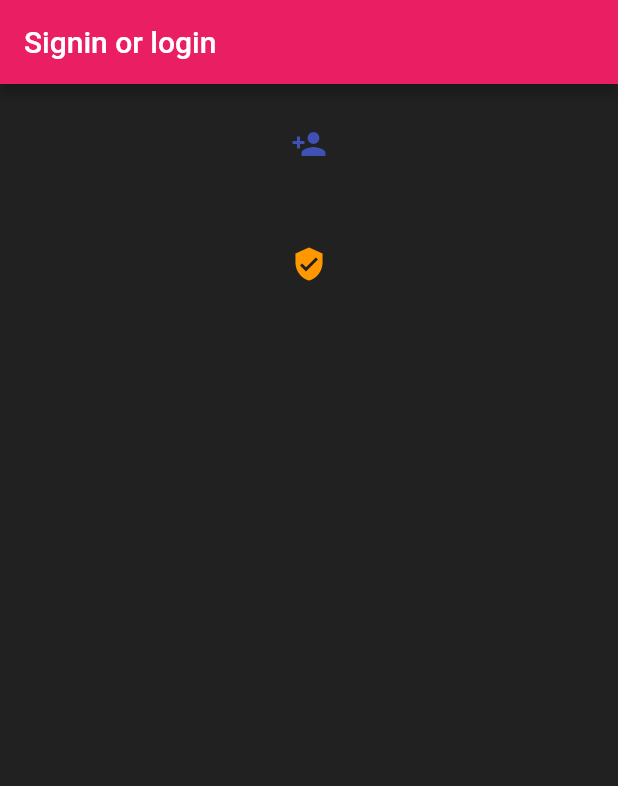
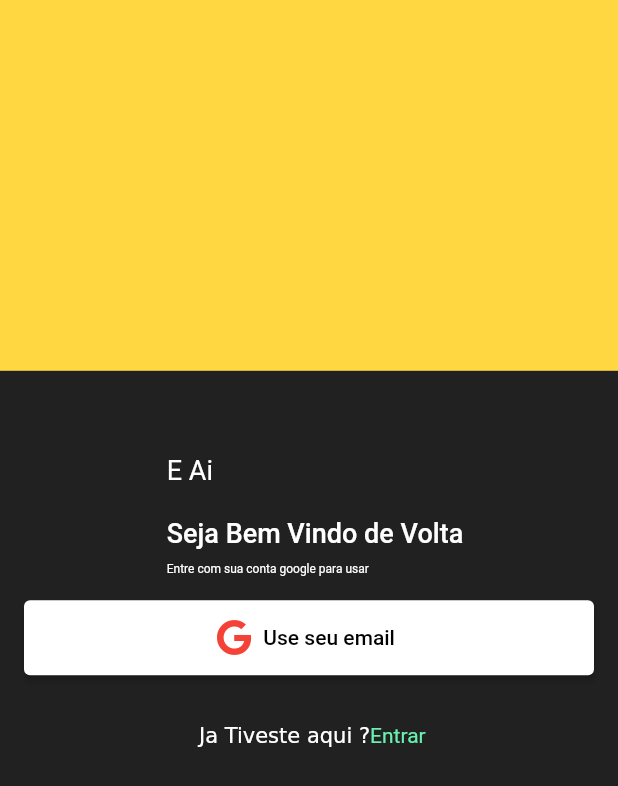
Before and after one commit to saidino84/flutfirebase, a Flutter app: the screen it shows after launch, on a phone screen of 412 x 824 dp. Shown: the top 786 px of the screen. Run offline on Flutter 3.47's test engine with Material 2 defaults, Android fonts, the phone set to English and light mode, and no system bars; our stand-ins replace cloud_firestore, firebase_auth, firebase_core, font_awesome_flutter, get, google_sign_in; accounts and stored records are empty.

Commit message:
Feita a integracao do google sign in muito massa

```diff
--- a/lib/app/bindings/auth_binding.dart
+++ b/lib/app/bindings/auth_binding.dart
@@ -1,7 +1,5 @@
-
 import 'package:get/get.dart';
 import '../controllers/auth_controller.dart';
-
 
 class AuthBinding implements Bindings {
   @override
--- a/lib/app/ui/pages/auth_page/auth_page.dart
+++ b/lib/app/ui/pages/auth_page/auth_page.dart
@@ -1,41 +1,77 @@
 import 'package:flutfirebase/app/ui/utils/shared.dart';
 import 'package:flutter/material.dart';
+import 'package:font_awesome_flutter/font_awesome_flutter.dart';
 import 'package:get/get.dart';
 import '../../../controllers/auth_controller.dart';
 
 class AuthPage extends GetView<AuthController> {
+  var app_controller = Get.find<AppController>();
   void _pushPage(String page) {
     Get.toNamed(page);
   }
 
   @override
   Widget build(BuildContext context) {
+    Size size = MediaQuery.of(context).size;
     return Scaffold(
-        appBar: AppBar(
-          title: Text('Signin or login'),
-        ),
-        body: Column(
+        body: SingleChildScrollView(
+      child: Container(
+        // height: ,
+        decoration: BoxDecoration(),
+        child: Column(
           children: [
+            Container(height: size.height * 0.3, color: Colors.amberAccent),
             Container(
-              padding: const EdgeInsets.all(16),
-              alignment: Alignment.center,
-              child: IconButton(
-                icon: Icon(Icons.person_add),
-                color: Colors.indigo,
-                // text: 'Registration',
-                onPressed: () => _pushPage(AppRoutes.TODO),
-              ),
+              margin: EdgeInsets.only(top: kToolbarHeight, left: 8),
+              child: RichText(
+                  text: TextSpan(
+                      text: 'E Ai \n',
+                      style: TextStyle(fontSize: 18),
+                      children: [
+                    TextSpan(
+                      text: '\nSeja Bem Vindo de Volta\n',
+                      style: TextStyle(
+                        fontWeight: FontWeight.w500,
+                        // fontSize: 23,
+                      ),
+                    ),
+                    TextSpan(
+                        text: '\nEntre com sua conta google para usar',
+                        style: TextStyle(fontSize: 8)),
+                  ])),
             ),
             Container(
               padding: const EdgeInsets.all(16),
               alignment: Alignment.center,
-              child: IconButton(
-                  icon: Icon(Icons.verified_user),
-                  color: Colors.orange,
-                  // label: 'Sign In',
-                  onPressed: () => _pushPage(AppRoutes.HOME)),
+              child: ElevatedButton.icon(
+                  style: ElevatedButton.styleFrom(
+                      primary: Colors.white,
+                      onPrimary: Colors.black,
+                      minimumSize: Size(double.infinity, 50)),
+                  label: Text('Use seu email',
+                      style: TextStyle(color: Colors.black)),
+                  icon: FaIcon(FontAwesomeIcons.google, color: Colors.red),
+                  // text: 'Registration',
+                  onPressed: () {
+                    print('LOgging ...');
+                    app_controller.googleLogin();
+                    print('Loged sucess');
+                  }),
             ),
+            Container(
+              padding: const EdgeInsets.all(16),
+              alignment: Alignment.center,
+              child: RichText(
+                text: TextSpan(text: ' Ja Tiveste aqui ?', children: [
+                  TextSpan(
+                      text: 'Entrar',
+                      style: TextStyle(color: Colors.greenAccent))
+                ]),
+              ),
+            )
           ],
-        ));
+        ),
+      ),
+    ));
   }
 }
--- a/lib/main.dart
+++ b/lib/main.dart
@@ -1,3 +1,4 @@
+import 'package:firebase_auth/firebase_auth.dart';
 import 'package:firebase_core/firebase_core.dart';
 
 import 'app/ui/utils/shared.dart';
@@ -9,6 +10,7 @@ Future<void> main() async {
 }
 
 class MyApp extends StatelessWidget {
+  final app_contoller = Get.lazyPut(() => AppController());
   @override
   Widget build(BuildContext context) {
     return GetMaterialApp(
@@ -21,7 +23,9 @@ class MyApp extends StatelessWidget {
         // brightness: Brightness.dark,
       ),
       getPages: AppPages.app_pages,
-      initialRoute: AppRoutes.AUTH,
+      initialRoute: FirebaseAuth.instance.currentUser == null
+          ? AppRoutes.AUTH
+          : AppRoutes.HOME,
     );
   }
 }
```
Also changed, not shown: lib/app/controllers/app_controller.dart (+53 -1 lines), lib/app/ui/pages/home_page/components/componets.dart (added, +94 -0 lines), lib/app/ui/pages/home_page/home_page.dart (+47 -55 lines), pubspec.yaml (+8 -3 lines), assets/bg.jpg (added), auth_choose.png (added), initial_page.png (added), pubspec.lock, 1 other file.
